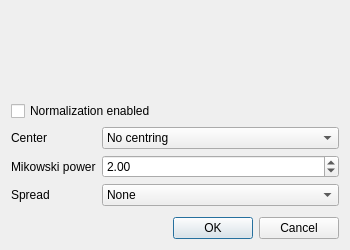
Above: ui/norm_settings.ui from eremeykin/ectgui2 before the change. Below: the same form after it.
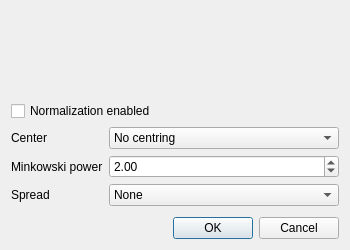
That is the form after the change. Icons and pictures are not drawn.

Commit message: Add Data Generator Title

What changed in the file:
```diff
--- a/ui/norm_settings.ui
+++ b/ui/norm_settings.ui
@@ -135,7 +135,7 @@
        <item row="1" column="0">
         <widget class="QLabel" name="label">
          <property name="text">
-          <string>Mikowski power</string>
+          <string>Minkowski power</string>
          </property>
         </widget>
        </item>
```
